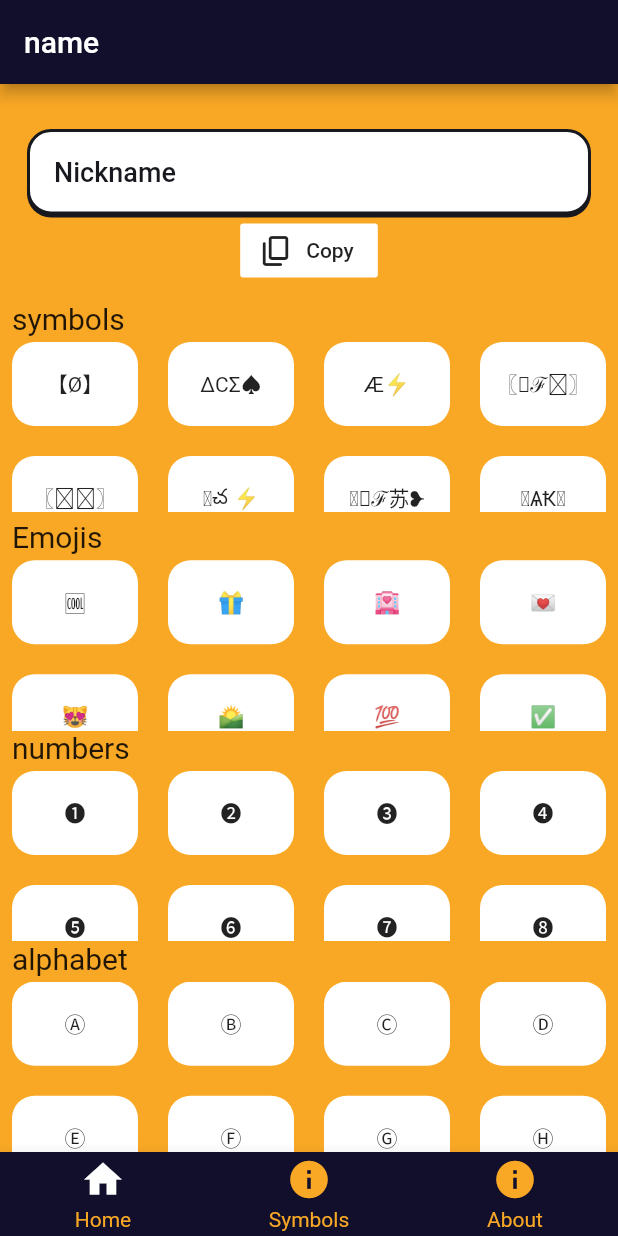
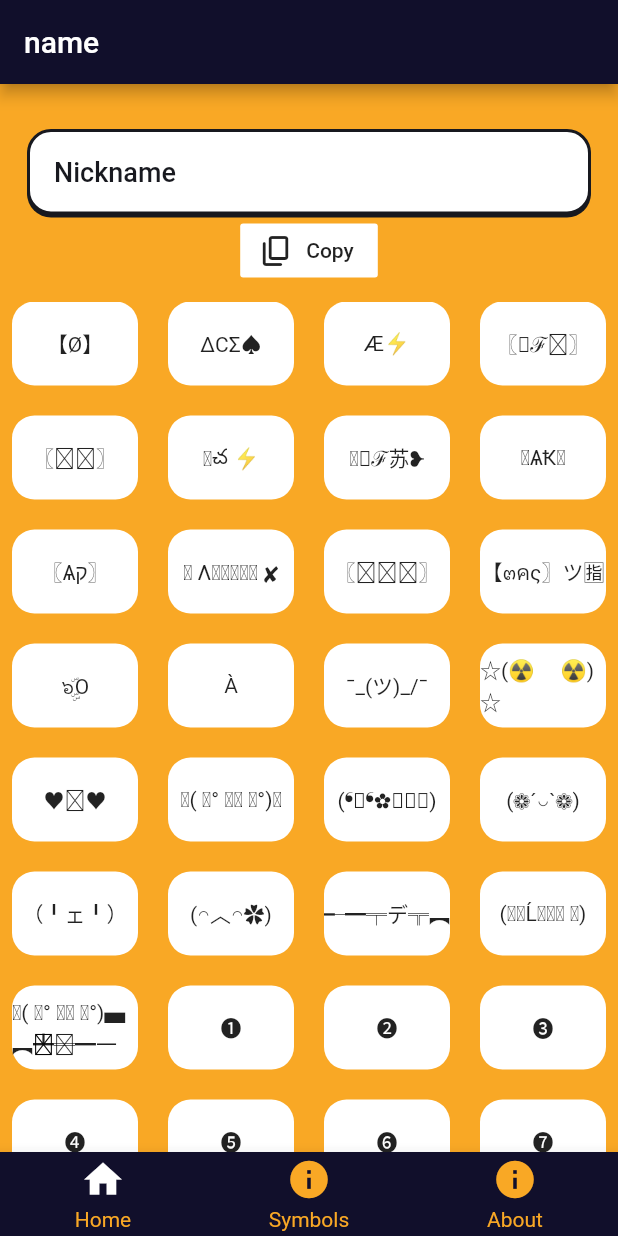
Before and after one commit to Blast06/nickname_generator, a Flutter app: the screen it shows after launch, item 2 of the bottom bar chosen, on a phone screen of 412 x 824 dp. Run offline on Flutter 3.47's test engine with Material 2 defaults, Android fonts, the phone set to English and light mode, and no system bars; drawn by our look-alikes of custom_navigation_bar; our stand-ins replace basic_utils, faker, flutter_svg, get, google_mobile_ads, logger and 2 more; missing offline and left inert: dart:ffi; network calls fail; statements that could not run were skipped.

Commit message:
backing up implementation with google ads

```diff
--- a/lib/controllers/AdmobController.dart
+++ b/lib/controllers/AdmobController.dart
@@ -1,24 +1,39 @@
 import 'dart:io';
-
 
 import 'package:generator/utils/MyAdmob.dart';
 import 'package:get/get.dart';
+
 import 'package:logger/logger.dart';
 import 'package:meta/meta.dart';
 
-const TEST = false;
+const TEST = true;
 
 class AdmobController extends GetxController {
   // AdmobInterstitial interstitialAd;
+  InterstitialAd myInterstitial;
 
   Logger logger = Logger();
+  AdWidget adWidget;
+  BannerAd symbolsPageBanner;
 
   @override
   void onInit() {
     super.onInit();
     // getInfo();
     logger.i("ADMOB CONTROLLER STARTED");
-    //TODO: test loading the interstitial here
+    prepareAds();
+
+  }
+
+  prepareAds() {
+    BannerAd symbolsPageBanner = BannerAd(
+      adUnitId: getBannerAdId(),
+      size: AdSize.banner,
+      request: AdRequest(),
+      listener: AdListener(),
+    );
+    symbolsPageBanner.load();
+    adWidget = AdWidget(ad: symbolsPageBanner);
   }
 
   String getAdMobAppId() {
@@ -57,23 +72,58 @@ class AdmobController extends GetxController {
   }
 
   loadInterstitial() {
-    // interstitialAd = AdmobInterstitial(
-    //     adUnitId: getInterstitialAdId(),
-    //     listener: (AdmobAdEvent event, Map<String, dynamic> args) {
-    //       if (event == AdmobAdEvent.closed) {
-    //         interstitialAd.load();
-    //       }
-    //     });
+    myInterstitial = InterstitialAd(
+      adUnitId: getInterstitialAdId(),
+      request: AdRequest(),
+      listener: AdListener(),
+    );
 
     logger.i("interstitial loading..");
 
-    // interstitialAd.load();
+    myInterstitial.load();
   }
 
   showInterstitial() async {
+    myInterstitial.show();
+
     // if (await interstitialAd.isLoaded) {
     //   logger.i("interstitial is loaded");
     //   interstitialAd.show();
     // }
   }
+
+  final AdListener interAdListener = AdListener(
+    // Called when an ad is successfully received.
+    onAdLoaded: (Ad ad) => print('Ad loaded.'),
+    // Called when an ad request failed.
+    onAdFailedToLoad: (Ad ad, LoadAdError error) {
+      ad.dispose();
+      print('Ad failed to load: $error');
+    },
+    // Called when an ad opens an overlay that covers the screen.
+    onAdOpened: (Ad ad) => print('Ad opened.'),
+    // Called when an ad removes an overlay that covers the screen.
+    onAdClosed: (Ad ad) {
+      ad.dispose();
+      print('Ad closed.');
+    },
+    // Called when an ad is in the process of leaving the application.
+    onApplicationExit: (Ad ad) => print('Left application.'),
+  );
 }
+
+final AdListener bannerAdListener = AdListener(
+  // Called when an ad is successfully received.
+  onAdLoaded: (Ad ad) => print('Ad loaded.'),
+  // Called when an ad request failed.
+  onAdFailedToLoad: (Ad ad, LoadAdError error) {
+    ad.dispose();
+    print('Ad failed to load: $error');
+  },
+  // Called when an ad opens an overlay that covers the screen.
+  onAdOpened: (Ad ad) => print('Ad opened.'),
+  // Called when an ad removes an overlay that covers the screen.
+  onAdClosed: (Ad ad) => print('Ad closed.'),
+  // Called when an ad is in the process of leaving the application.
+  onApplicationExit: (Ad ad) => print('Left application.'),
+);
--- a/lib/data/models/Symbols.dart
+++ b/lib/data/models/Symbols.dart
@@ -1,71 +1,103 @@
-
 import 'package:flutter/material.dart';
 
-
 class Symbol {
-
-
-
   String symbol;
 
   Symbol({
     this.symbol,
   });
-
-
-
 }
 
-final symbols = <Symbol> [
-
-  new Symbol(symbol: "(¯`·._.·[1]·._.·´¯)" ),
-  new Symbol(symbol:".-~*'¨¯¨'*·~-.¸-(_1_)-,.-~*'¨¯¨'*·~-.¸" ),
-  new Symbol(symbol:"•?((¯°·._.• 1 •._.·°¯))؟•" ),
-  new Symbol(symbol:"×º°”˜`”°º× 1 ×º°”˜`”°º×" ),
-  new Symbol(symbol:"꧁༒☬ᤂℌ1໔ℜ؏ৡ☬༒꧂" ),
-  new Symbol(symbol:"꧁❤•༆1༆•❤꧂" ),
-  new Symbol(symbol:"꧁ᵀᵉᵃᵐ☯1☯꧂" ),
-  new Symbol(symbol:"꧁•1 ࿐" ),
-  new Symbol(symbol:"꧁༒☬☠1☠︎☬༒꧂" ),
-  new Symbol(symbol:"꧁༺1༻꧂" ),
-  new Symbol(symbol:"꧁ঔৣ☬✞1✞☬ঔৣ꧂" ),
-  new Symbol(symbol:"✿ •1✿ᴳᴵᴿᴸ࿐" ),
-
+final symbols = <Symbol>[
+  new Symbol(symbol: "(¯`·._.·[1]·._.·´¯)"),
+  new Symbol(symbol: ".-~*'¨¯¨'*·~-.¸-(_1_)-,.-~*'¨¯¨'*·~-.¸"),
+  new Symbol(symbol: "•?((¯°·._.• 1 •._.·°¯))؟•"),
+  new Symbol(symbol: "×º°”˜`”°º× 1 ×º°”˜`”°º×"),
+  new Symbol(symbol: "꧁༒☬ᤂℌ1໔ℜ؏ৡ☬༒꧂"),
+  new Symbol(symbol: "꧁❤•༆1༆•❤꧂"),
+  new Symbol(symbol: "꧁ᵀᵉᵃᵐ☯1☯꧂"),
+  new Symbol(symbol: "꧁•1 ࿐"),
+  new Symbol(symbol: "꧁༒☬☠1☠︎☬༒꧂"),
+  new Symbol(symbol: "꧁༺1༻꧂"),
+  new Symbol(symbol: "꧁ঔৣ☬✞1✞☬ঔৣ꧂"),
+  new Symbol(symbol: "✿ •1✿ᴳᴵᴿᴸ࿐"),
 ];
 
-
-final symbols2 = <Symbol> [
-
-  new Symbol(symbol: "【Ø】" ),
-  new Symbol(symbol:"ΔCΣ♠" ),
-  new Symbol(symbol:"Æ⚡" ),
-  new Symbol(symbol:"〖ᗩℱᎶ〗" ),
-  new Symbol(symbol:"〖ᗩǤ〗" ),
-  new Symbol(symbol:"Ⱥచ ⚡" ),
-  new Symbol(symbol:"ᗋƓℱ苏❥" ),
-  new Symbol(symbol:"༺ѦҞ༻" ),
-  new Symbol(symbol:"〖Ѧק〗" ),
-  new Symbol(symbol:"༄ Λ࿆ຮ࿆ℏ࿆ ✘" ),
-  new Symbol(symbol:"〖ᗩᐯᗩ〗" ),
-  new Symbol(symbol:"【๓คς〗ツ🈯" ),
-  new Symbol(symbol:"๖ۣۣۜO" ),
-  new Symbol(symbol:"À" ),
-  new Symbol(symbol:"¯\_(ツ)_/¯" ),
-  new Symbol(symbol:"☆(☢‿☢)☆" ),
-  new Symbol(symbol:"♥‿♥" ),
-  new Symbol(symbol:"ᕦ( ͡° ͜ʖ ͡°)ᕤ" ),
-  new Symbol(symbol:"(❛‿❛✿̶̥̥)" ),
-  new Symbol(symbol:"(❁´◡`❁)" ),
-  new Symbol(symbol:"（╹ェ╹）" ),
-  new Symbol(symbol:"(◠︿◠✿)" ),
-  new Symbol(symbol:"╾━╤デ╦︻" ),
-  new Symbol(symbol:"(▀̿Ĺ̯▀̿ ̿)" ),
-  new Symbol(symbol:"ᕕ( ͡° ͜ʖ ͡°)▄︻̷̿┻̿═━一" ),
-
+final symbols2 = <Symbol>[
+  new Symbol(symbol: "【Ø】"),
+  new Symbol(symbol: "ΔCΣ♠"),
+  new Symbol(symbol: "Æ⚡"),
+  new Symbol(symbol: "〖ᗩℱᎶ〗"),
+  new Symbol(symbol: "〖ᗩǤ〗"),
+  new Symbol(symbol: "Ⱥచ ⚡"),
+  new Symbol(symbol: "ᗋƓℱ苏❥"),
+  new Symbol(symbol: "༺ѦҞ༻"),
+  new Symbol(symbol: "〖Ѧק〗"),
+  new Symbol(symbol: "༄ Λ࿆ຮ࿆ℏ࿆ ✘"),
+  new Symbol(symbol: "〖ᗩᐯᗩ〗"),
+  new Symbol(symbol: "【๓คς〗ツ🈯"),
+  new Symbol(symbol: "๖ۣۣۜO"),
+  new Symbol(symbol: "À"),
+  new Symbol(symbol: "¯\_(ツ)_/¯"),
+  new Symbol(symbol: "☆(☢‿☢)☆"),
+  new Symbol(symbol: "♥‿♥"),
+  new Symbol(symbol: "ᕦ( ͡° ͜ʖ ͡°)ᕤ"),
+  new Symbol(symbol: "(❛‿❛✿̶̥̥)"),
+  new Symbol(symbol: "(❁´◡`❁)"),
+  new Symbol(symbol: "（╹ェ╹）"),
+  new Symbol(symbol: "(◠︿◠✿)"),
+  new Symbol(symbol: "╾━╤デ╦︻"),
+  new Symbol(symbol: "(▀̿Ĺ̯▀̿ ̿)"),
+  new Symbol(symbol: "ᕕ( ͡° ͜ʖ ͡°)▄︻̷̿┻̿═━一"),
+  new Symbol(symbol: "❶"),
+  new Symbol(symbol: "❷"),
+  new Symbol(symbol: "❸"),
+  new Symbol(symbol: "❹"),
+  new Symbol(symbol: "❺"),
+  new Symbol(symbol: "❻"),
+  new Symbol(symbol: "❼"),
+  new Symbol(symbol: "❽"),
+  new Symbol(symbol: "❾"),
+  new Symbol(symbol: "❿"),
+  new Symbol(symbol: "❿"),
+  new Symbol(symbol: "➀"),
+  new Symbol(symbol: "➁"),
+  new Symbol(symbol: "➂"),
+  new Symbol(symbol: "➃"),
+  new Symbol(symbol: "➄"),
+  new Symbol(symbol: "➅"),
+  new Symbol(symbol: "➆"),
+  new Symbol(symbol: "➇"),
+  new Symbol(symbol: "➈"),
+  new Symbol(symbol: "➉"),
+  new Symbol(symbol: "Ⅰ"),
+  new Symbol(symbol: "Ⅱ"),
+  new Symbol(symbol: "Ⅲ"),
+  new Symbol(symbol: "Ⅳ"),
+  new Symbol(symbol: "Ⅴ"),
+  new Symbol(symbol: "🆒"),
+  new Symbol(symbol: "🎁"),
+  new Symbol(symbol: "🏩"),
+  new Symbol(symbol: "💌"),
+  new Symbol(symbol: "😻"),
+  new Symbol(symbol: "🌄"),
+  new Symbol(symbol: "💯"),
+  new Symbol(symbol: "✅"),
+  new Symbol(symbol: "Ⓐ"),
+  new Symbol(symbol: "Ⓑ"),
+  new Symbol(symbol: "Ⓒ"),
+  new Symbol(symbol: "Ⓓ"),
+  new Symbol(symbol: "Ⓔ"),
+  new Symbol(symbol: "Ⓕ"),
+  new Symbol(symbol: "Ⓖ"),
+  new Symbol(symbol: "Ⓗ"),
+  new Symbol(symbol: "Ⓘ"),
+  new Symbol(symbol: "Ⓙ"),
+  new Symbol(symbol: "Ⓚ"),
+  new Symbol(symbol: "Ⓛ"),
 ];
 
-
-final numbers = <Symbol> [
+final numbers = <Symbol>[
   new Symbol(symbol: "❶"),
   new Symbol(symbol: "❷"),
   new Symbol(symbol: "❸"),
@@ -95,27 +127,27 @@ final numbers = <Symbol> [
 ];
 
 final emojis = <Symbol>[
-  new Symbol(symbol:"🆒"),
-  new Symbol(symbol:"🎁"),
-  new Symbol(symbol:"🏩"),
-  new Symbol(symbol:"💌"),
-  new Symbol(symbol:"😻"),
-  new Symbol(symbol:"🌄"),
-  new Symbol(symbol:"💯"),
-  new Symbol(symbol:"✅"),
+  new Symbol(symbol: "🆒"),
+  new Symbol(symbol: "🎁"),
+  new Symbol(symbol: "🏩"),
+  new Symbol(symbol: "💌"),
+  new Symbol(symbol: "😻"),
+  new Symbol(symbol: "🌄"),
+  new Symbol(symbol: "💯"),
+  new Symbol(symbol: "✅"),
 ];
 
 final alphabet = <Symbol>[
-  new Symbol(symbol:"Ⓐ"),
-  new Symbol(symbol:"Ⓑ"),
-  new Symbol(symbol:"Ⓒ"),
-  new Symbol(symbol:"Ⓓ"),
-  new Symbol(symbol:"Ⓔ"),
-  new Symbol(symbol:"Ⓕ"),
-  new Symbol(symbol:"Ⓖ"),
-  new Symbol(symbol:"Ⓗ"),
-  new Symbol(symbol:"Ⓘ"),
-  new Symbol(symbol:"Ⓙ"),
-  new Symbol(symbol:"Ⓚ"),
-  new Symbol(symbol:"Ⓛ"),
+  new Symbol(symbol: "Ⓐ"),
+  new Symbol(symbol: "Ⓑ"),
+  new Symbol(symbol: "Ⓒ"),
+  new Symbol(symbol: "Ⓓ"),
+  new Symbol(symbol: "Ⓔ"),
+  new Symbol(symbol: "Ⓕ"),
+  new Symbol(symbol: "Ⓖ"),
+  new Symbol(symbol: "Ⓗ"),
+  new Symbol(symbol: "Ⓘ"),
+  new Symbol(symbol: "Ⓙ"),
+  new Symbol(symbol: "Ⓚ"),
+  new Symbol(symbol: "Ⓛ"),
 ];
--- a/lib/main.dart
+++ b/lib/main.dart
@@ -2,9 +2,11 @@
 
 import 'package:flutter/gestures.dart';
 import 'package:flutter/material.dart';
+import 'package:generator/controllers/AdmobController.dart';
 import 'package:generator/utils/Translations.dart';
 import 'package:generator/utils/apptheme.dart';
 import 'package:get/get.dart';
+import 'package:native_admob_flutter/native_admob_flutter.dart';
 
 import 'ui/pages/splash_screen.dart';
 //import 'package:device_preview/device_preview.dart';
@@ -17,8 +19,10 @@ import 'ui/pages/splash_screen.dart';
 //       ),
 //     );
 
-void main(){
+void main() async{
   WidgetsFlutterBinding.ensureInitialized();
+  await MobileAds.initialize();
+  Get.put(AdmobController());
   // FlutterError.onError = FirebaseCrashlytics.instance.recordFlutterError;
   // Admob.requestTrackingAuthorization();
   runApp(MyApp());
--- a/lib/ui/pages/splash_screen.dart
+++ b/lib/ui/pages/splash_screen.dart
@@ -5,6 +5,7 @@ import 'package:get/get.dart';
 
 class SplashPage extends StatelessWidget {
   final sp = Get.put(SplashController());
+
   @override
   Widget build(BuildContext context) {
     return Scaffold(
--- a/lib/ui/pages/symbols_page.dart
+++ b/lib/ui/pages/symbols_page.dart
@@ -1,15 +1,18 @@
 import 'package:flutter/material.dart';
 import 'package:flutter/services.dart';
+import 'package:generator/controllers/AdmobController.dart';
 import 'package:generator/controllers/HomeController.dart';
 import 'package:generator/data/models/Symbols.dart';
 import 'package:generator/ui/widgets/bottom_bar.dart';
 import 'package:generator/ui/widgets/custom_search_text.dart';
 import 'package:generator/utils/apptheme.dart';
 import 'package:get/get.dart';
+import 'package:google_mobile_ads/google_mobile_ads.dart';
 import 'package:logger/logger.dart';
 
 class SymbolsPage extends StatelessWidget {
   final hc = Get.put(HomeController());
+  final ac = Get.put(AdmobController());
   final TextEditingController nameController = TextEditingController();
   Logger logger = Logger();
 
@@ -91,11 +94,11 @@ class SymbolsPage extends StatelessWidget {
             const SizedBox(
               height: 10,
             ),
-             Container(
-              alignment: Alignment.topLeft,
-              margin: EdgeInsets.only(left: 8, bottom: 4),
-              child: Text('symbols'.tr, style: TextStyle(fontSize: 20)),
-            ),
+            //  Container(
+            //   alignment: Alignment.topLeft,
+            //   margin: EdgeInsets.only(left: 8, bottom: 4),
+            //   child: Text('symbols'.tr, style: TextStyle(fontSize: 20)),
+            // ),
             Expanded(
               child: GridView.builder(
                   padding: EdgeInsets.only(left: 8, right: 8),
@@ -129,121 +132,129 @@ class SymbolsPage extends StatelessWidget {
                     );
                   }),
             ),
-            Container(
-              alignment: Alignment.topLeft,
-              margin: EdgeInsets.only(left: 8, bottom: 4, top: 5),
-              child: Text('Emojis', style: TextStyle(fontSize: 20)),
-            ),
-            Expanded(
-              child: GridView.builder(
-                  padding: EdgeInsets.only(left: 8, right: 8),
-                  gridDelegate: SliverGridDelegateWithFixedCrossAxisCount(
-                    childAspectRatio: 3 / 2,
-                    crossAxisSpacing: 20,
-                    mainAxisSpacing: 20,
-                    crossAxisCount: 4,
-                  ),
-                  itemCount: emojis.length,
-                  itemBuilder: (BuildContext ctx, index) {
-                    return GestureDetector(
-                      onTap: () {
-                        // hc.inputText(symbols2[index].symbol,
-                        // nameController.selection.start);
-                        Get.snackbar("snackbar_download_title2".tr,
-                            "snackbar_download_message".tr,
-                            snackPosition: SnackPosition.BOTTOM,
-                            backgroundColor: appThemeData.accentColor);
-                        print("nameController.selection.start");
-                        Clipboard.setData(
-                            ClipboardData(text: emojis[index].symbol));
-                      },
-                      child: Container(
-                        alignment: Alignment.center,
-                        child: Text(emojis[index].symbol),
-                        decoration: BoxDecoration(
-                            color: appThemeData.accentColor,
-                            borderRadius: BorderRadius.circular(15)),
-                      ),
-                    );
-                  }),
-            ),
-            Container(
-              alignment: Alignment.topLeft,
-              margin: EdgeInsets.only(left: 8, bottom: 4),
-              child: Text('numbers', style: TextStyle(fontSize: 20)),
-            ),
-            Expanded(
-              child: GridView.builder(
-                  padding: EdgeInsets.only(left: 8, right: 8),
-                  gridDelegate: SliverGridDelegateWithFixedCrossAxisCount(
-                    childAspectRatio: 3 / 2,
-                    crossAxisSpacing: 20,
-                    mainAxisSpacing: 20,
-                    crossAxisCount: 4,
-                  ),
-                  itemCount: numbers.length,
-                  itemBuilder: (BuildContext ctx, index) {
-                    return GestureDetector(
-                      onTap: () {
-                        // hc.inputText(symbols2[index].symbol,
-                        // nameController.selection.start);
-                        Get.snackbar("snackbar_download_title2".tr,
-                            "snackbar_download_message".tr,
-                            snackPosition: SnackPosition.BOTTOM,
-                            backgroundColor: appThemeData.accentColor);
-                        print("nameController.selection.start");
-                        Clipboard.setData(
-                            ClipboardData(text: numbers[index].symbol));
-                      },
-                      child: Container(
-                        alignment: Alignment.center,
-                        child: Text(numbers[index].symbol),
-                        decoration: BoxDecoration(
-                            color: appThemeData.accentColor,
-                            borderRadius: BorderRadius.circular(15)),
-                      ),
-                    );
-                  }),
-            ),
-            Container(
-              alignment: Alignment.topLeft,
-              margin: EdgeInsets.only(left: 8, bottom: 4),
-              child: Text('alphabet', style: TextStyle(fontSize: 20)),
-            ),
-            Expanded(
-              child: GridView.builder(
-                  padding: EdgeInsets.only(left: 8, right: 8),
-                  gridDelegate: SliverGridDelegateWithFixedCrossAxisCount(
-                    childAspectRatio: 3 / 2,
-                    crossAxisSpacing: 20,
-                    mainAxisSpacing: 20,
-                    crossAxisCount: 4,
-                  ),
-                  itemCount: alphabet.length,
-                  itemBuilder: (BuildContext ctx, index) {
-                    return GestureDetector(
-                      onTap: () {
-                        // hc.inputText(symbols2[index].symbol,
-                        // nameController.selection.start);
-                        Get.snackbar("snackbar_download_title2".tr,
-                            "snackbar_download_message".tr,
-                            snackPosition: SnackPosition.BOTTOM,
-                            backgroundColor: appThemeData.accentColor);
-                        print("nameController.selection.start");
-                        Clipboard.setData(
-                            ClipboardData(text: alphabet[index].symbol));
-                      },
-                      child: Container(
-                        alignment: Alignment.center,
-                        child: Text(alphabet[index].symbol),
-                        decoration: BoxDecoration(
-                            color: appThemeData.accentColor,
-                            borderRadius: BorderRadius.circular(15)),
-                      ),
-                    );
-                  }),
-            ),
 
+            // Container(
+            //   alignment: Alignment.topLeft,
+            //   margin: EdgeInsets.only(left: 8, bottom: 4, top: 5),
+            //   child: Text('Emojis', style: TextStyle(fontSize: 20)),
+            // ),
+            // Expanded(
+            //   child: GridView.builder(
+            //       padding: EdgeInsets.only(left: 8, right: 8),
+            //       gridDelegate: SliverGridDelegateWithFixedCrossAxisCount(
+            //         childAspectRatio: 3 / 2,
+            //         crossAxisSpacing: 20,
+            //         mainAxisSpacing: 20,
+            //         crossAxisCount: 4,
+            //       ),
+            //       itemCount: emojis.length,
+            //       itemBuilder: (BuildContext ctx, index) {
+            //         return GestureDetector(
+            //           onTap: () {
+            //             // hc.inputText(symbols2[index].symbol,
+            //             // nameController.selection.start);
+            //             Get.snackbar("snackbar_download_title2".tr,
+            //                 "snackbar_download_message".tr,
+            //                 snackPosition: SnackPosition.BOTTOM,
+            //                 backgroundColor: appThemeData.accentColor);
+            //             print("nameController.selection.start");
+            //             Clipboard.setData(
+            //                 ClipboardData(text: emojis[index].symbol));
+            //           },
+            //           child: Container(
+            //             alignment: Alignment.center,
+            //             child: Text(emojis[index].symbol),
+            //             decoration: BoxDecoration(
+            //                 color: appThemeData.accentColor,
+            //                 borderRadius: BorderRadius.circular(15)),
+            //           ),
+            //         );
+            //       }),
+            // ),
+            //
+            // Container(
+            //   alignment: Alignment.topLeft,
+            //   margin: EdgeInsets.only(left: 8, bottom: 4),
+            //   child: Text('numbers', style: TextStyle(fontSize: 20)),
+            // ),
+            // Expanded(
+            //   child: GridView.builder(
+            //       padding: EdgeInsets.only(left: 8, right: 8),
+            //       gridDelegate: SliverGridDelegateWithFixedCrossAxisCount(
+            //         childAspectRatio: 3 / 2,
+            //         crossAxisSpacing: 20,
+            //         mainAxisSpacing: 20,
+            //         crossAxisCount: 4,
+            //       ),
+            //       itemCount: numbers.length,
+            //       itemBuilder: (BuildContext ctx, index) {
+            //         return GestureDetector(
+            //           onTap: () {
+            //             // hc.inputText(symbols2[index].symbol,
+            //             // nameController.selection.start);
+            //             Get.snackbar("snackbar_download_title2".tr,
+            //                 "snackbar_download_message".tr,
+            //                 snackPosition: SnackPosition.BOTTOM,
+            //                 backgroundColor: appThemeData.accentColor);
+            //             print("nameController.selection.start");
+            //             Clipboard.setData(
+            //                 ClipboardData(text: numbers[index].symbol));
+            //           },
+            //           child: Container(
+            //             alignment: Alignment.center,
+            //             child: Text(numbers[index].symbol),
+            //             decoration: BoxDecoration(
+            //                 color: appThemeData.accentColor,
+            //                 borderRadius: BorderRadius.circular(15)),
+            //           ),
+            //         );
+            //       }),
+            // ),
+            // Container(
+            //   alignment: Alignment.topLeft,
+            //   margin: EdgeInsets.only(left: 8, bottom: 4),
+            //   child: Text('alphabet', style: TextStyle(fontSize: 20)),
+            // ),
+            // Expanded(
+            //   child: GridView.builder(
+            //       padding: EdgeInsets.only(left: 8, right: 8),
+            //       gridDelegate: SliverGridDelegateWithFixedCrossAxisCount(
+            //         childAspectRatio: 3 / 2,
+            //         crossAxisSpacing: 20,
+            //         mainAxisSpacing: 20,
+            //         crossAxisCount: 4,
+            //       ),
+            //       itemCount: alphabet.length,
+            //       itemBuilder: (BuildContext ctx, index) {
+            //         return GestureDetector(
+            //           onTap: () {
+            //             // hc.inputText(symbols2[index].symbol,
+            //             // nameController.selection.start);
+            //             Get.snackbar("snackbar_download_title2".tr,
+            //                 "snackbar_download_message".tr,
+            //                 snackPosition: SnackPosition.BOTTOM,
+            //                 backgroundColor: appThemeData.accentColor);
+            //             print("nameController.selection.start");
+            //             Clipboard.setData(
+            //                 ClipboardData(text: alphabet[index].symbol));
+            //           },
+            //           child: Container(
+            //             alignment: Alignment.center,
+            //             child: Text(alphabet[index].symbol),
+            //             decoration: BoxDecoration(
+            //                 color: appThemeData.accentColor,
+            //                 borderRadius: BorderRadius.circular(15)),
+            //           ),
+            //         );
+            //       }),
+            // ),
+            //
+            // Container(
+            //   alignment: Alignment.center,
+            //   child: ac.adWidget,
+            //   width: ac.symbolsPageBanner.size.width.toDouble(),
+            //   height: ac.symbolsPageBanner.size.height.toDouble(),
+            // )
           ],
         ),
       ),
--- a/pubspec.yaml
+++ b/pubspec.yaml
@@ -34,6 +34,7 @@ dependencies:
   custom_navigation_bar: ^0.6.0
   basic_utils: ^2.6.3
   # admob_flutter: ^1.0.1
+  native_admob_flutter:
   device_preview: ^0.5.5
   faker: ^1.3.0
 
```
Also changed, not shown: lib/controllers/SplashController.dart (+7 -9 lines), lib/ui/widgets/banner_ad.dart (added, +80 -0 lines), pubspec.lock, 4 other files.
